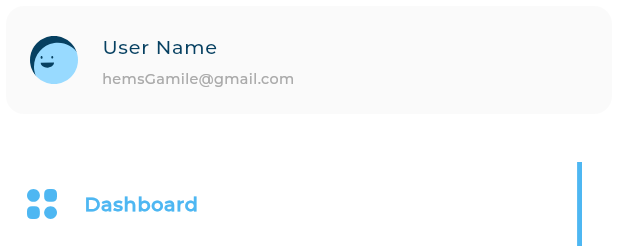
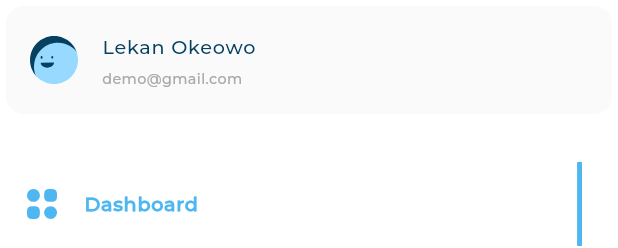
Before and after one commit to osamasabry9/Admin-Dashboard, a Flutter app: the CustomDrawer widget shown alone on an empty page, opened directly, on a phone screen of 412 x 824 dp. Shown: the top 248 px of the screen. Run offline on Flutter 3.47's test engine with Material 3 defaults, Android fonts, the phone set to English and light mode, and no system bars; our stand-ins replace flutter_svg; project files that could hold a hidden picture were left out.

Commit message:
fixed space in drawer

```diff
--- a/lib/presentation/widgets/drawer_widgets/custom_drawer.dart
+++ b/lib/presentation/widgets/drawer_widgets/custom_drawer.dart
@@ -20,19 +20,18 @@ class CustomDrawer extends StatelessWidget {
             child: UserInfoListTile(
               userInfoModel: UserInfoModel(
                 image: Assets.imagesAvatar3,
-                title: "User Name",
-                subTitle: "hemsGamile@gmail.com",
+                title: "Lekan Okeowo",
+                subTitle: "demo@gmail.com",
               ),
             ),
           ),
           SliverToBoxAdapter(child: SizedBox(height: 8)),
           DrawerItemsListView(),
-
           SliverFillRemaining(
             hasScrollBody: false,
             child: Column(
               children: [
-                Expanded(child: SizedBox()),
+                Expanded(child: SizedBox(height: 20)),
                 InActiveDrawerItem(
                   drawerItemModel: DrawerItemModel(
                     title: 'Setting system',
```
